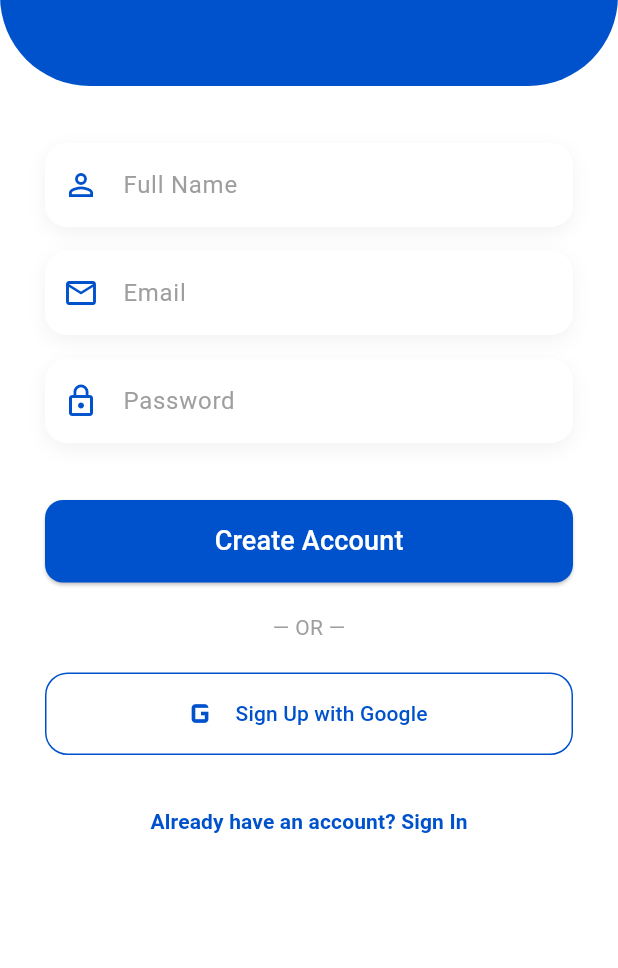
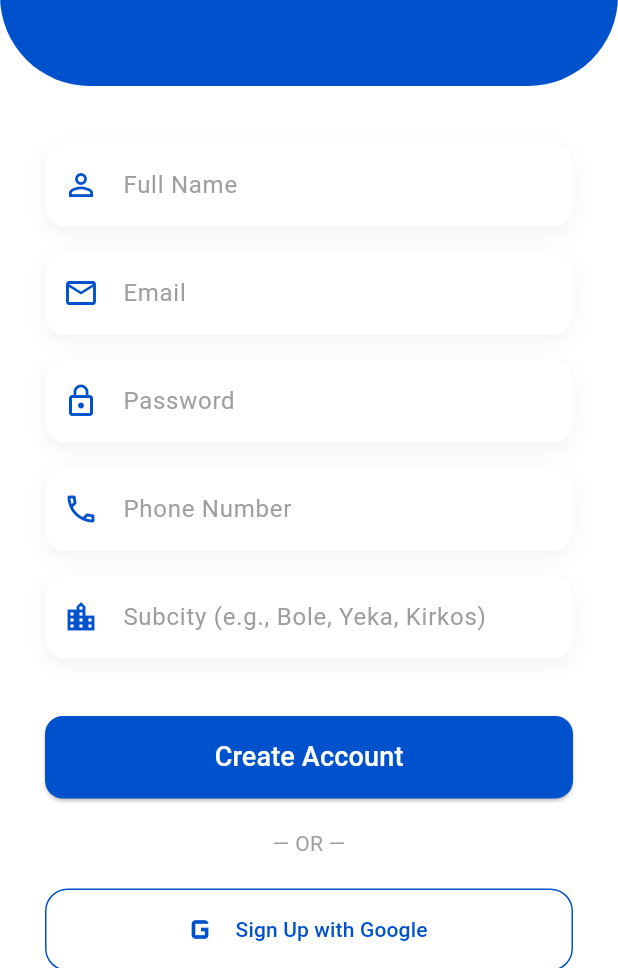
Before and after one commit to Eyuel763/neighborshare, a Flutter app: the screen it shows after launch, after a tap on "New user? Create an account", on a phone screen of 412 x 824 dp, the part 268-1236 px from its top. Run offline on Flutter 3.47's test engine with Material 3 defaults, Android fonts, the phone set to English and light mode, and no system bars; our stand-ins replace cloud_firestore, firebase_auth, firebase_core, firebase_storage, google_sign_in, image_picker and 1 more; missing offline and left inert: firebase_app_check; accounts and stored records are empty; generated files the repository leaves out were written again; network calls fail.

Commit message:
feat(security): implement 1.2 Identification and Registration - Enforce data minimization (name, email, phone, subcity) - Require email verification before account activation - Implement secure password reset with short-lived tokens - Integrate biometric authentication (local_auth, FlutterFragmentActivity) - Add Firebase App Check (reCAPTCHA v3 & Play Integrity) for bot prevention

```diff
--- a/lib/main.dart
+++ b/lib/main.dart
@@ -2,12 +2,23 @@ import 'package:flutter/material.dart';
 import 'package:firebase_core/firebase_core.dart';
 import 'firebase_options.dart';
 import 'core/auth_guard.dart';
+import 'package:firebase_app_check/firebase_app_check.dart';
+import 'package:flutter/foundation.dart';
 
 void main() async {
   WidgetsFlutterBinding.ensureInitialized();
 
   await Firebase.initializeApp(
     options: DefaultFirebaseOptions.currentPlatform,
+  );
+
+  await FirebaseAppCheck.instance.activate(
+  // Web uses reCAPTCHA v3
+  webProvider: ReCaptchaV3Provider('recaptcha-v3-site-key'),
+  // Android uses Play Integrity in release, or debug provider in development
+  androidProvider: kDebugMode
+      ? AndroidProvider.debug
+      : AndroidProvider.playIntegrity,
   );
 
   runApp(const NeighborShareApp());
--- a/lib/models/user_model.dart
+++ b/lib/models/user_model.dart
@@ -5,6 +5,7 @@ class UserModel {
   final String uid;
   final String email;
   final String? name;
+  final String? phoneNumber;
   final String? photoUrl;
   final double trustScore;
   final DateTime createdAt;
@@ -21,6 +22,7 @@ class UserModel {
     required this.uid,
     required this.email,
     this.name,
+    this.phoneNumber,
     this.photoUrl,
     this.trustScore = 5.0,
     required this.createdAt,
@@ -37,6 +39,7 @@ class UserModel {
       uid: data['uid'] as String,
       email: data['email'] as String,
       name: data['name'] as String?,
+      phoneNumber: data['phoneNumber'] as String?,
       photoUrl: data['photoUrl'] as String?,
       trustScore: (data['trustScore'] as num?)?.toDouble() ?? 5.0,
       createdAt: (data['createdAt'] as Timestamp).toDate(),
@@ -62,6 +65,7 @@ class UserModel {
     };
 
     if (name != null) data['name'] = name;
+    if (phoneNumber != null) data['phoneNumber'] = phoneNumber;
     if (photoUrl != null) data['photoUrl'] = photoUrl;
     if (subcity != null) data['subcity'] = subcity;
     if (city != null) data['city'] = city;
--- a/lib/screens/registration_screen.dart
+++ b/lib/screens/registration_screen.dart
@@ -17,16 +17,21 @@ class _RegistrationScreenState extends State<RegistrationScreen> {
   final TextEditingController _emailController = TextEditingController();
   final TextEditingController _passwordController = TextEditingController();
 
+  final TextEditingController _phoneController = TextEditingController();
+  final TextEditingController _subcityController = TextEditingController();
+
   void _submitRegistration() async {
     if (_formKey.currentState!.validate()) {
       final user = await _authService.signUpWithEmailAndPassword(
         email: _emailController.text.trim(),
         password: _passwordController.text,
         displayName: _nameController.text.trim(),
+        phoneNumber: _phoneController.text.trim(),
+        subcity: _subcityController.text.trim(),
       );
 
       if (user != null) {
-        print('Registration successful for: ${user.email}');
+        print('A verification email has been sent to your email address. Please verify your email before logging in.');
         if (mounted) Navigator.pop(context);
       } else {
         if (mounted) {
@@ -43,6 +48,8 @@ class _RegistrationScreenState extends State<RegistrationScreen> {
     _nameController.dispose();
     _emailController.dispose();
     _passwordController.dispose();
+    _phoneController.dispose();
+    _subcityController.dispose();
     super.dispose();
   }
 
@@ -110,6 +117,16 @@ class _RegistrationScreenState extends State<RegistrationScreen> {
                       icon: Icons.lock_outline,
                       isPassword: true,
                     ),
+                    buildAuthField(
+                      controller: _phoneController,
+                      label: "Phone Number",
+                      icon: Icons.phone_outlined,
+                    ),
+                    buildAuthField(
+                      controller: _subcityController,
+                      label: "Subcity (e.g., Bole, Yeka, Kirkos)",
+                      icon: Icons.location_city_outlined,
+                    ),
 
                     const SizedBox(height: 30),
 
--- a/pubspec.yaml
+++ b/pubspec.yaml
@@ -37,9 +37,11 @@ dependencies:
   image_picker: ^1.0.7
   firebase_storage: ^12.4.0
 
-  # The following adds the Cupertino Icons font to your application.
+  # The following adds the Cupertino Icons font to the application.
   # Use with the CupertinoIcons class for iOS style icons.
   cupertino_icons: ^1.0.8
+  local_auth: ^2.3.0
+  firebase_app_check: ^0.3.1+4
 
 dev_dependencies:
   flutter_test:
```
Also changed, not shown: lib/screens/login_screen.dart (+110 -1 lines), lib/services/auth_service.dart (+23 -2 lines), lib/services/biometric_service.dart (added, +35 -0 lines), pubspec.lock, 3 other files.
